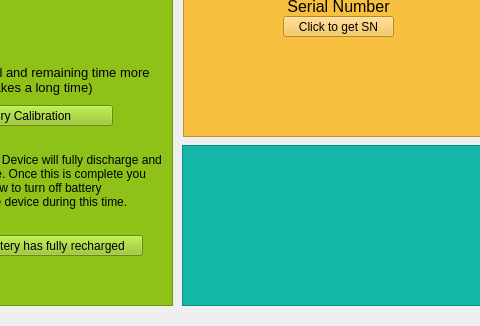
First picture: the form in carecenter.ui, repository JonathanY234/Acer-Battery-Manager-for-Linux, before the edit; both pictures show x 167 to 647 and y 274 to 600 of the 1000 by 600 pixel window.
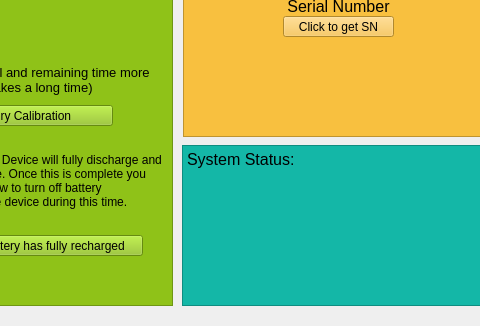
Second picture: the form after the edit. Icons and pictures are not drawn.

Patch:
```diff
--- a/carecenter.ui
+++ b/carecenter.ui
@@ -595,6 +595,17 @@
        <height>161</height>
       </rect>
      </property>
+     <property name="font">
+      <font>
+       <pointsize>12</pointsize>
+      </font>
+     </property>
+     <property name="readOnly">
+      <bool>true</bool>
+     </property>
+     <property name="plainText">
+      <string>System Status:</string>
+     </property>
     </widget>
    </widget>
   </widget>
```
